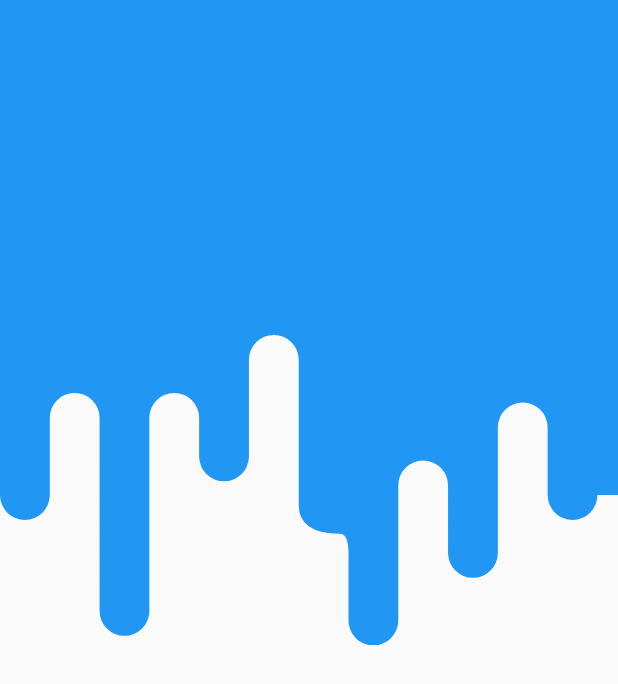
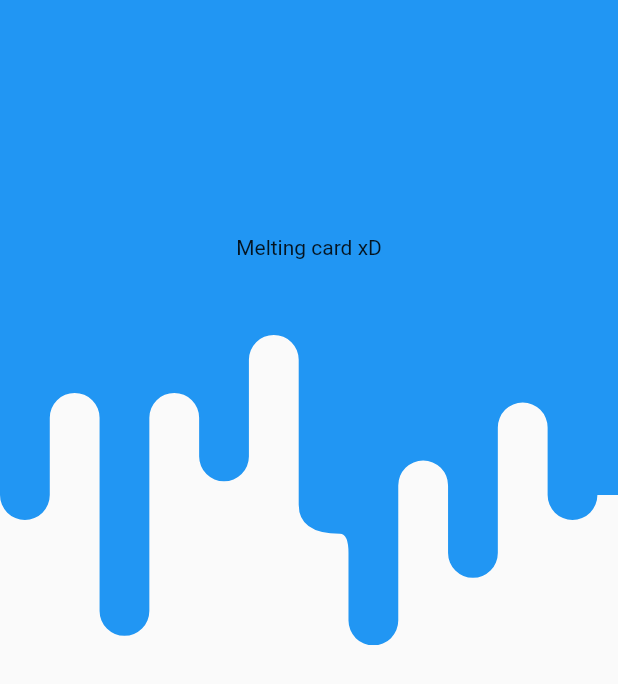
Before and after one commit to bprayush/Learning-Flutter-Clippath, a Flutter app: the screen it shows after launch, on a phone screen of 412 x 824 dp. Shown: the top 684 px of the screen. Run offline on Flutter 3.47's test engine with Material 2 defaults, Android fonts, the phone set to English and light mode, and no system bars; our stand-ins replace flutter_screenutil.

Commit message:
Added an example

```diff
--- a/lib/main.dart
+++ b/lib/main.dart
@@ -50,7 +50,12 @@ class _ClipperScaffoldState extends State<ClipperScaffold> {
 
     return Scaffold(
       body: MeltingCard(
-        child: null,
+        child: Padding(
+          padding: EdgeInsets.only(bottom: 100),
+          child: Center(
+            child: Text("Melting card xD"),
+          ),
+        ),
         color: Colors.blue,
         height: 334,
       )
--- a/lib/melting_card.dart
+++ b/lib/melting_card.dart
@@ -20,6 +20,7 @@ class _MeltingCardState extends State<MeltingCard> {
         clipper: MyClipper(context),
         child: Container(
           height: ScreenUtil().setHeight(widget.height),
+          width: MediaQuery.of(context).size.width,
           decoration: BoxDecoration(
             color: widget.color,
             boxShadow: [
@@ -31,7 +32,7 @@ class _MeltingCardState extends State<MeltingCard> {
               )
             ]
           ),
-          // child: widget.child
+          child: widget.child
         ),
       ),
     );
```
